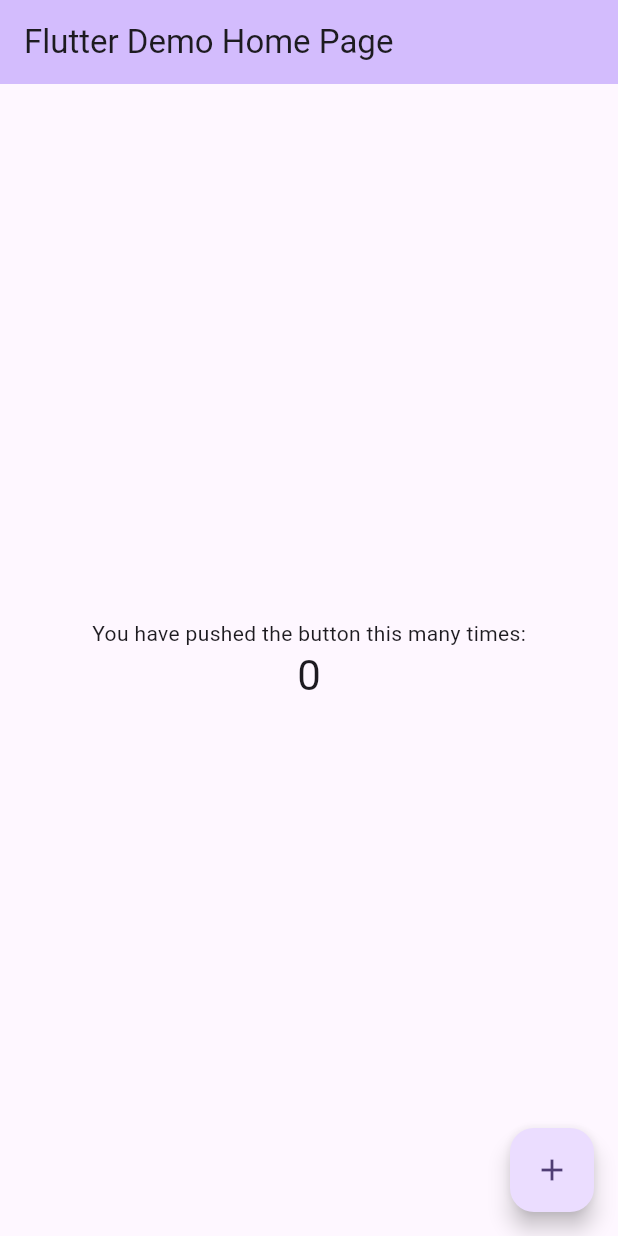
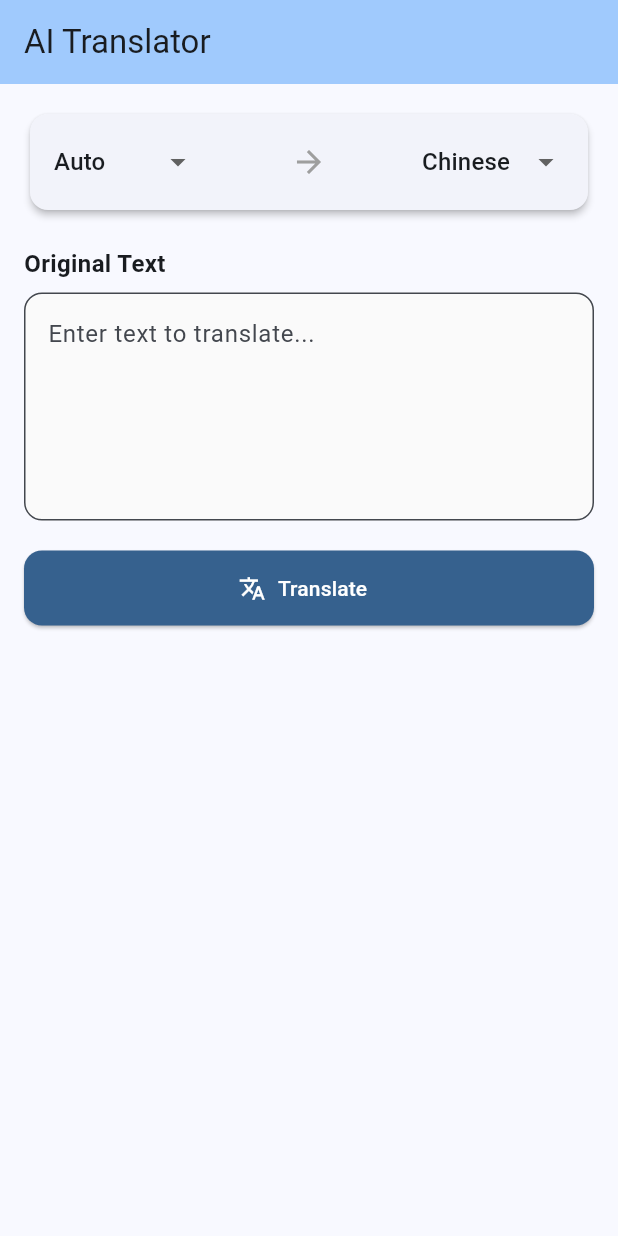
Before and after one commit to could-ai/019af9f2-119d-771f-b474-aa4501efa1be, a Flutter app: the screen it shows after launch, on a phone screen of 412 x 824 dp. Run offline on Flutter 3.47's test engine with Material 3 defaults, Android fonts, the phone set to English and light mode, and no system bars.

Commit message:
Updated main.dart to set up the application entry point, theme, and routing to the new HomeScreen.; Created HomeScreen with language selection dropdowns, input text field, translate button, and results display area. Implemented basic state management for loading and results.; Created a mock translation service to simulate API responses while backend connectivity is pending.

```diff
--- a/usr/lib/main.dart
+++ b/usr/lib/main.dart
@@ -1,4 +1,5 @@
 import 'package:flutter/material.dart';
+import 'screens/home_screen.dart';
 
 void main() {
   runApp(const MyApp());
@@ -7,117 +8,19 @@ void main() {
 class MyApp extends StatelessWidget {
   const MyApp({super.key});
 
-  // This widget is the root of your application.
   @override
   Widget build(BuildContext context) {
     return MaterialApp(
-      title: 'Flutter Demo',
+      title: 'AI Translator',
       debugShowCheckedModeBanner: false,
       theme: ThemeData(
-        // This is the theme of your application.
-        //
-        // TRY THIS: Try running your application with "flutter run". You'll see
-        // the application has a purple toolbar. Then, without quitting the app,
-        // try changing the seedColor in the colorScheme below to Colors.green
-        // and then invoke "hot reload" (save your changes or press the "hot
-        // reload" button in a Flutter-supported IDE, or press "r" if you used
-        // the command line to start the app).
-        //
-        // Notice that the counter didn't reset back to zero; the application
-        // state is not lost during the reload. To reset the state, use hot
-        // restart instead.
-        //
-        // This works for code too, not just values: Most code changes can be
-        // tested with just a hot reload.
-        colorScheme: ColorScheme.fromSeed(seedColor: Colors.deepPurple),
+        colorScheme: ColorScheme.fromSeed(seedColor: Colors.blue),
+        useMaterial3: true,
       ),
       initialRoute: '/',
       routes: {
-        '/': (context) => const MyHomePage(title: 'Flutter Demo Home Page'),
+        '/': (context) => const HomeScreen(),
       },
     );
   }
 }
-
-class MyHomePage extends StatefulWidget {
-  const MyHomePage({super.key, required this.title});
-
-  // This widget is the home page of your application. It is stateful, meaning
-  // that it has a State object (defined below) that contains fields that affect
-  // how it looks.
-
-  // This class is the configuration for the state. It holds the values (in this
-  // case the title) provided by the parent (in this case the App widget) and
-  // used by the build method of the State. Fields in a Widget subclass are
-  // always marked "final".
-
-  final String title;
-
-  @override
-  State<MyHomePage> createState() => _MyHomePageState();
-}
-
-class _MyHomePageState extends State<MyHomePage> {
-  int _counter = 0;
-
-  void _incrementCounter() {
-    setState(() {
-      // This call to setState tells the Flutter framework that something has
-      // changed in this State, which causes it to rerun the build method below
-      // so that the display can reflect the updated values. If we changed
-      // _counter without calling setState(), then the build method would not be
-      // called again, and so nothing would appear to happen.
-      _counter++;
-    });
-  }
-
-  @override
-  Widget build(BuildContext context) {
-    // This method is rerun every time setState is called, for instance as done
-    // by the _incrementCounter method above.
-    //
-    // The Flutter framework has been optimized to make rerunning build methods
-    // fast, so that you can just rebuild anything that needs updating rather
-    // than having to individually change instances of widgets.
-    return Scaffold(
-      appBar: AppBar(
-        // TRY THIS: Try changing the color here to a specific color (to
-        // Colors.amber, perhaps?) and trigger a hot reload to see the AppBar
-        // change color while the other colors stay the same.
-        backgroundColor: Theme.of(context).colorScheme.inversePrimary,
-        // Here we take the value from the MyHomePage object that was created by
-        // the App.build method, and use it to set our appbar title.
-        title: Text(widget.title),
-      ),
-      body: Center(
-        // Center is a layout widget. It takes a single child and positions it
-        // in the middle of the parent.
-        child: Column(
-          // Column is also a layout widget. It takes a list of children and
-          // arranges them vertically. By default, it sizes itself to fit its
-          // children horizontally, and tries to be as tall as its parent.
-          //
-          // Column has various properties to control how it sizes itself and
-          // how it positions its children. Here we use mainAxisAlignment to
-          // center the children vertically; the main axis here is the vertical
-          // axis because Columns are vertical (the cross axis would be
-          // horizontal).
-          //
-          // TRY THIS: Invoke "debug painting" (choose the "Toggle Debug Paint"
-          // action in the IDE, or press "p" in the console), to see the
-          // wireframe for each widget.
-          mainAxisAlignment: MainAxisAlignment.center,
-          children: <Widget>[
-            const Text('You have pushed the button this many times:'),
-            Text('$_counter', style: Theme.of(context).textTheme.headlineMedium),
-          ],
-        ),
-      ),
-      floatingActionButton: FloatingActionButton(
-        onPressed: _incrementCounter,
-        tooltip: 'Increment',
-        child: const Icon(Icons.add),
-      ), // This trailing comma makes auto-formatting nicer for build methods.
-    );
-  }
-}
--- /dev/null
+++ b/usr/lib/screens/home_screen.dart
@@ -0,0 +1,215 @@
+import 'package:flutter/material.dart';
+import '../services/mock_translation_service.dart';
+
+class HomeScreen extends StatefulWidget {
+  const HomeScreen({super.key});
+
+  @override
+  State<HomeScreen> createState() => _HomeScreenState();
+}
+
+class _HomeScreenState extends State<HomeScreen> {
+  final TextEditingController _inputController = TextEditingController();
+  final MockTranslationService _translationService = MockTranslationService();
+
+  String _sourceLanguage = 'Auto';
+  String _targetLanguage = 'Chinese';
+  String _translatedText = '';
+  bool _isLoading = false;
+
+  final List<String> _languages = [
+    'Auto',
+    'English',
+    'Chinese',
+    'Spanish',
+    'French',
+    'German',
+    'Japanese',
+    'Korean',
+  ];
+
+  final List<String> _targetLanguages = [
+    'English',
+    'Chinese',
+    'Spanish',
+    'French',
+    'German',
+    'Japanese',
+    'Korean',
+  ];
+
+  Future<void> _handleTranslate() async {
+    if (_inputController.text.trim().isEmpty) return;
+
+    setState(() {
+      _isLoading = true;
+      _translatedText = '';
+    });
+
+    try {
+      // In a real app, this would call the OpenAI API via a backend function
+      final result = await _translationService.translate(
+        _inputController.text,
+        _sourceLanguage,
+        _targetLanguage,
+      );
+
+      if (mounted) {
+        setState(() {
+          _translatedText = result;
+        });
+      }
+    } catch (e) {
+      if (mounted) {
+        ScaffoldMessenger.of(context).showSnackBar(
+          SnackBar(content: Text('Error: $e')),
+        );
+      }
+    } finally {
+      if (mounted) {
+        setState(() {
+          _isLoading = false;
+        });
+      }
+    }
+  }
+
+  @override
+  void dispose() {
+    _inputController.dispose();
+    super.dispose();
+  }
+
+  @override
+  Widget build(BuildContext context) {
+    return Scaffold(
+      appBar: AppBar(
+        title: const Text('AI Translator'),
+        backgroundColor: Theme.of(context).colorScheme.inversePrimary,
+        elevation: 0,
+      ),
+      body: SingleChildScrollView(
+        padding: const EdgeInsets.all(16.0),
+        child: Column(
+          crossAxisAlignment: CrossAxisAlignment.stretch,
+          children: [
+            // Language Selection Row
+            Card(
+              elevation: 2,
+              child: Padding(
+                padding: const EdgeInsets.symmetric(horizontal: 16.0, vertical: 8.0),
+                child: Row(
+                  mainAxisAlignment: MainAxisAlignment.spaceBetween,
+                  children: [
+                    DropdownButton<String>(
+                      value: _sourceLanguage,
+                      underline: Container(),
+                      items: _languages.map((String value) {
+                        return DropdownMenuItem<String>(
+                          value: value,
+                          child: Text(value),
+                        );
+                      }).toList(),
+                      onChanged: (newValue) {
+                        setState(() {
+                          _sourceLanguage = newValue!;
+                        });
+                      },
+                    ),
+                    const Icon(Icons.arrow_forward, color: Colors.grey),
+                    DropdownButton<String>(
+                      value: _targetLanguage,
+                      underline: Container(),
+                      items: _targetLanguages.map((String value) {
+                        return DropdownMenuItem<String>(
+                          value: value,
+                          child: Text(value),
+                        );
+                      }).toList(),
+                      onChanged: (newValue) {
+                        setState(() {
+                          _targetLanguage = newValue!;
+                        });
+                      },
+                    ),
+                  ],
+                ),
+              ),
+            ),
+            const SizedBox(height: 20),
+
+            // Input Area
+            const Text(
+              'Original Text',
+              style: TextStyle(fontWeight: FontWeight.bold, fontSize: 16),
+            ),
+            const SizedBox(height: 8),
+            TextField(
+              controller: _inputController,
+              maxLines: 5,
+              decoration: InputDecoration(
+                hintText: 'Enter text to translate...',
+                border: OutlineInputBorder(
+                  borderRadius: BorderRadius.circular(12),
+                ),
+                filled: true,
+                fillColor: Colors.grey[50],
+              ),
+            ),
+            const SizedBox(height: 20),
+
+            // Translate Button
+            SizedBox(
+              height: 50,
+              child: ElevatedButton.icon(
+                onPressed: _isLoading ? null : _handleTranslate,
+                icon: _isLoading
+                    ? const SizedBox(
+                        width: 20,
+                        height: 20,
+                        child: CircularProgressIndicator(strokeWidth: 2, color: Colors.white)
+                      )
+                    : const Icon(Icons.translate),
+                label: Text(_isLoading ? 'Translating...' : 'Translate'),
+                style: ElevatedButton.styleFrom(
+                  backgroundColor: Theme.of(context).colorScheme.primary,
+                  foregroundColor: Colors.white,
+                  shape: RoundedRectangleBorder(
+                    borderRadius: BorderRadius.circular(12),
+                  ),
+                ),
+              ),
+            ),
+            const SizedBox(height: 30),
+
+            // Output Area
+            if (_translatedText.isNotEmpty || _isLoading) ...[
+              const Text(
+                'Translation',
+                style: TextStyle(fontWeight: FontWeight.bold, fontSize: 16),
+              ),
+              const SizedBox(height: 8),
+              Container(
+                width: double.infinity,
+                padding: const EdgeInsets.all(16),
+                decoration: BoxDecoration(
+                  color: Theme.of(context).colorScheme.primaryContainer.withOpacity(0.3),
+                  borderRadius: BorderRadius.circular(12),
+                  border: Border.all(
+                    color: Theme.of(context).colorScheme.primaryContainer,
+                  ),
+                ),
+                child: _isLoading
+                    ? const Center(child: Text('Thinking...'))
+                    : SelectableText(
+                        _translatedText,
+                        style: const TextStyle(fontSize: 16),
+                      ),
+              ),
+            ],
+          ],
+        ),
+      ),
+    );
+  }
+}
--- /dev/null
+++ b/usr/lib/services/mock_translation_service.dart
@@ -0,0 +1,15 @@
+import 'dart:async';
+
+class MockTranslationService {
+  // Simulates an API call to OpenAI
+  Future<String> translate(String text, String sourceLang, String targetLang) async {
+    // Simulate network delay
+    await Future.delayed(const Duration(seconds: 1));
+
+    // Simple mock logic for demonstration
+    // In a real app, this is where you would call the Supabase Edge Function
+    // which then calls OpenAI.
+
+    return "[$targetLang Translation]: $text\n\n(Note: This is a mock translation. Connect Supabase to enable real OpenAI integration.)";
+  }
+}
```
